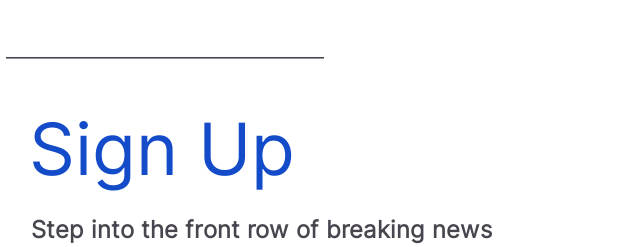
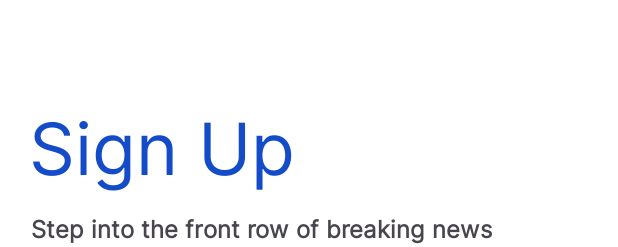
Before and after one commit to cycotechnolgies/JustinNews, an Android app: the layout activity_signup.xml on its own in the app's theme, with its tools: preview values and no code run, on a phone screen of 412 x 824 dp. Shown: the top 247 px of the screen. Run offline under Robolectric (Android 15) with nearby library versions, the phone set to English and light mode, and no system bars.

Commit message:
signup Screen layout design files

```diff
--- a/app/src/main/res/layout/activity_signup.xml
+++ b/app/src/main/res/layout/activity_signup.xml
@@ -196,12 +196,5 @@
         app:layout_constraintTop_toBottomOf="@+id/imageView4"
         tools:ignore="MissingConstraints" />
 
-    <EditText
-        android:id="@+id/editTextTextEmailAddress"
-        android:layout_width="wrap_content"
-        android:layout_height="wrap_content"
-        android:ems="10"
-        android:inputType="textEmailAddress" />
-
 
 </androidx.constraintlayout.widget.ConstraintLayout>
```
